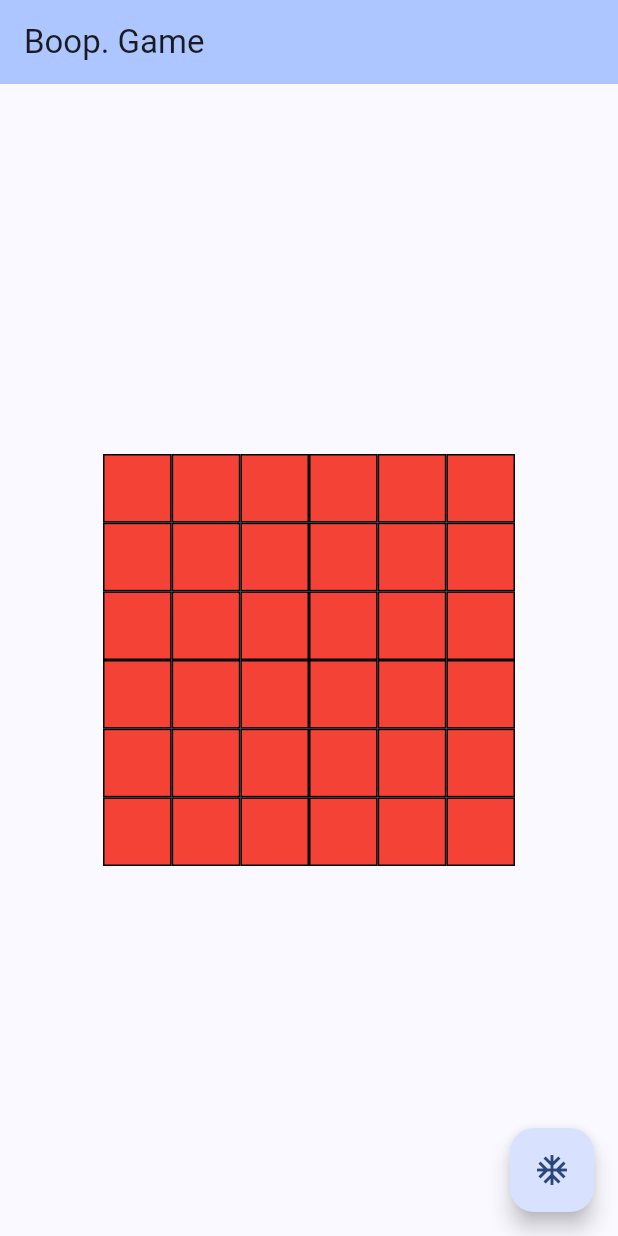
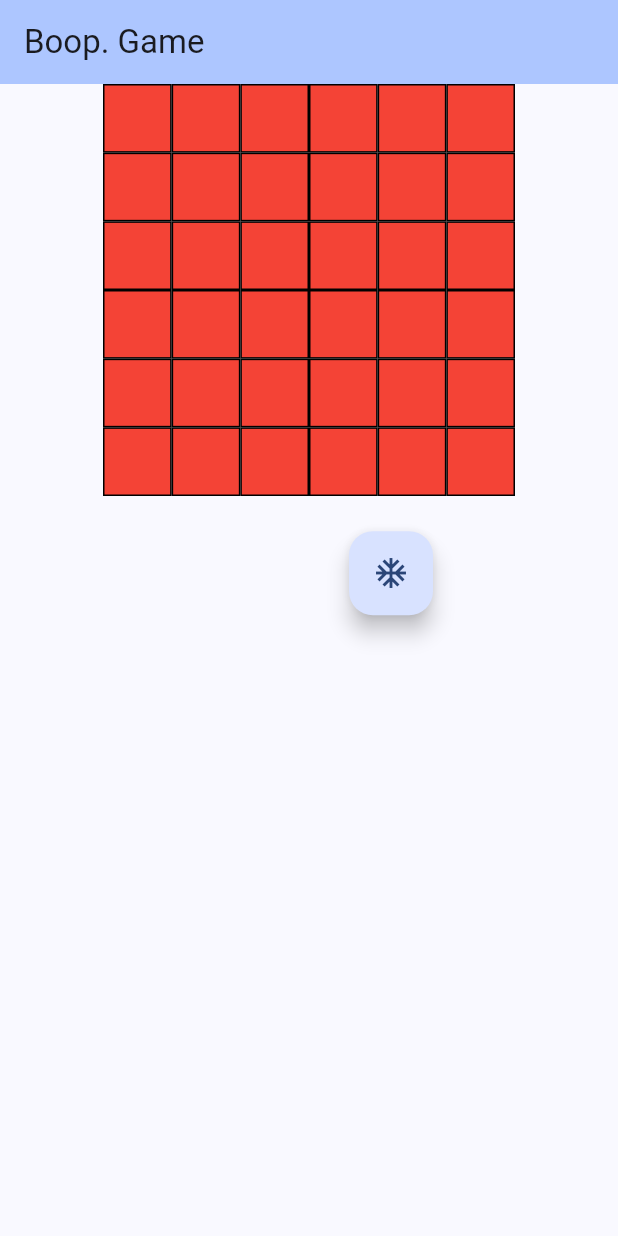
Before and after one commit to LiamWhitenack/boop, a Flutter app: the screen it shows after launch, on a phone screen of 412 x 824 dp. Run offline on Flutter 3.47's test engine with Material 2 defaults, Android fonts, the phone set to English and light mode, and no system bars.

```diff
--- a/lib/grid.dart
+++ b/lib/grid.dart
@@ -1,22 +1,22 @@
-import 'package:boop/kittens_and_cats.dart';
 import 'package:boop/player.dart';
 import 'package:flutter/material.dart';
 
 import 'board.dart';
 // import 'kittens_and_cats.dart';
 
+// ignore: must_be_immutable
 class Grid extends StatefulWidget {
   final Board board;
-  final Function(int, int) onTapCell;
   final Player playerOne;
   final Player playerTwo;
+  final Function refreshMyGamePageState;
 
-  const Grid({
+  Grid({
     super.key,
     required this.board,
-    required this.onTapCell,
     required this.playerOne,
     required this.playerTwo,
+    required this.refreshMyGamePageState,
   });
 
   @override
@@ -27,7 +27,6 @@ class _GridState extends State<Grid> {
   List<List<bool>> isDragOver = List.generate(6, (row) => List.filled(6, true));
   String? winner;
   bool playerOneTurn = true;
-
   Color getCellColor(dynamic value, Player playerOne) {
     if (value == null) {
       return Colors.red;
@@ -56,9 +55,8 @@ class _GridState extends State<Grid> {
         int row = index ~/ widget.board.tempGrid[0].length;
         int column = index % widget.board.tempGrid[0].length;
         Color cellColor = getCellColor(widget.board.tempGrid[row][column], widget.playerOne);
-        return DragTarget<Kitten>(
+        return DragTarget<String>(
           onAccept: (value) {
-            setState(() {
             widget.board.updateGrid();
             if (widget.board.checkForWin() != null) {
               winner = widget.board.checkForWin();
@@ -69,7 +67,8 @@ class _GridState extends State<Grid> {
             playerOneTurn = !playerOneTurn;
 
             isDragOver[row][column] = false;
-            });
+            setState(() {});
+            widget.refreshMyGamePageState();
           },
           onLeave: (value) {
             setState(() {
@@ -85,18 +84,17 @@ class _GridState extends State<Grid> {
                   widget.playerTwo.kittens.isEmpty) {
                 throw Exception('All out of pieces to place!');
               }
-
+              if (value == 'Kitten') {
                 widget.board.boopKitten(row, column, activePlayer);
+              } else if (value == 'Cat') {
+                widget.board.boopCat(row, column, activePlayer);
+              }
               isDragOver[row][column] = true;
             });
             return widget.board.grid[row][column] == null;
           },
           builder: (context, candidateData, rejectedData) {
-            return GestureDetector(
-              onTap: () {
-                widget.onTapCell(row, column);
-              },
-              child: Container(
+            return Container(
               decoration: BoxDecoration(
                 color: cellColor,
                 border: Border.all(color: Colors.black),
@@ -107,7 +105,6 @@ class _GridState extends State<Grid> {
                   style: const TextStyle(color: Colors.white),
                 ),
               ),
-              ),
             );
           },
         );
--- a/lib/main.dart
+++ b/lib/main.dart
@@ -1,5 +1,4 @@
 // import 'package:boop/game_flow.dart';
-import 'package:boop/kittens_and_cats.dart';
 import 'package:boop/player.dart';
 import 'package:flutter/material.dart';
 
@@ -29,17 +28,6 @@ class MyApp extends StatelessWidget {
           playerTwo: Player('Jack'),
           board: Board(),
         ),
-        floatingActionButton: Draggable<Kitten>(
-          data: Kitten(Player('Ralph')),
-          feedback: FloatingActionButton(
-            child: const Icon(Icons.ac_unit),
-            onPressed: () {},
-          ),
-          child: FloatingActionButton(
-            child: const Icon(Icons.ac_unit),
-            onPressed: () {},
-          ),
-        ),
       ),
     );
   }
--- a/lib/my_game_page.dart
+++ b/lib/my_game_page.dart
@@ -1,5 +1,4 @@
 import 'package:flutter/material.dart';
-import 'game_flow.dart';
 import 'grid.dart';
 import 'player.dart';
 import 'board.dart';
@@ -33,37 +32,14 @@ class _MyGamePageState extends State<MyGamePage> {
   int? row;
   int? column;
 
-  void onTappedCell(int newRow, int newColumn) {
-    if (winner != null) return;
-    if (widget.board.grid[newRow][newColumn] != null) return;
-    setState(() {
-      row = newRow;
-      column = newColumn;
-      pieceType = 'Kitten';
-      if (widget.playerOne.kittens.isEmpty &&
-          widget.playerTwo.cats.isEmpty &&
-          widget.playerOne.cats.isEmpty &&
-          widget.playerTwo.kittens.isEmpty) {
-        throw Exception('All out of pieces to place!');
-      }
-      if (widget.playerOne.kittens.isEmpty && widget.playerOne.cats.isEmpty) {
-        winner = takeTurn(widget.board, widget.playerTwo, pieceType!, row!, column!);
-      } else if (widget.playerTwo.kittens.isEmpty && widget.playerTwo.cats.isEmpty) {
-        winner = takeTurn(widget.board, widget.playerOne, pieceType!, row!, column!);
-      } else if (playerOneTurn) {
-        winner = takeTurn(widget.board, widget.playerOne, pieceType!, row!, column!);
-      } else {
-        winner = takeTurn(widget.board, widget.playerTwo, pieceType!, row!, column!);
-      }
-      if (winner != null) {
-        print('$winner wins!');
-      }
+  void refreshMyGamePageState() {
     playerOneTurn = !playerOneTurn;
-    });
+    setState(() {});
   }
 
   @override
   Widget build(BuildContext context) {
+    Player activePlayer = playerOneTurn ? widget.playerOne : widget.playerTwo;
     final double screenWidth = MediaQuery.of(context).size.width;
     final double screenHeight = MediaQuery.of(context).size.height;
     final double limitingSize = screenHeight > screenWidth ? screenWidth : screenHeight;
@@ -73,15 +49,64 @@ class _MyGamePageState extends State<MyGamePage> {
         title: Text(widget.title),
       ),
       body: Center(
-        child: SizedBox(
+        child: Column(
+          children: [
+            SizedBox(
               height: limitingSize / 1.5,
               width: limitingSize / 1.5,
               child: Grid(
                 board: widget.board,
-            onTapCell: onTappedCell,
                 playerOne: widget.playerOne,
                 playerTwo: widget.playerTwo,
+                refreshMyGamePageState: refreshMyGamePageState,
               ),
+            ),
+            SizedBox(
+              height: screenHeight / 8,
+              width: limitingSize / 1.5,
+              child: Row(
+                mainAxisAlignment: MainAxisAlignment.spaceAround,
+                children: [
+                  activePlayer.cats.isNotEmpty
+                      // true
+                      ? Draggable<String>(
+                          data: 'Cat',
+                          feedback: FloatingActionButton(
+                            child: const Icon(Icons.ac_unit),
+                            onPressed: () {},
+                          ),
+                          child: FloatingActionButton(
+                            child: const Icon(Icons.ac_unit),
+                            onPressed: () {},
+                          ),
+                        )
+                      : const SizedBox(),
+                  // activePlayer.cats.isNotEmpty && activePlayer.kittens.isNotEmpty
+                  //     ? Expanded(
+                  //         flex: 1,
+                  //         child: Container(
+                  //           color: Colors.green,
+                  //         ),
+                  //       )
+                  //     : const SizedBox(),
+                  activePlayer.kittens.isNotEmpty
+                      // true
+                      ? Draggable<String>(
+                          data: 'Kitten',
+                          feedback: FloatingActionButton(
+                            child: const Icon(Icons.ac_unit),
+                            onPressed: () {},
+                          ),
+                          child: FloatingActionButton(
+                            child: const Icon(Icons.ac_unit),
+                            onPressed: () {},
+                          ),
+                        )
+                      : const SizedBox(),
+                ],
+              ),
+            ),
+          ],
         ),
       ),
     );
```
Lines whose indentation alone changed are shown as unchanged.
